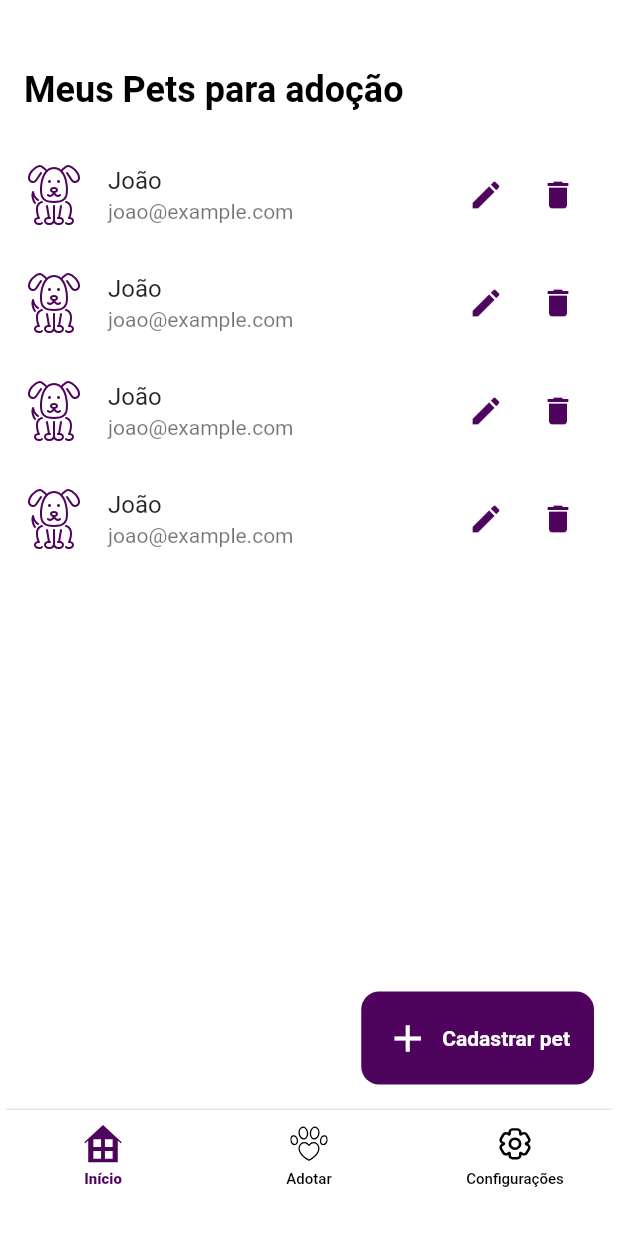
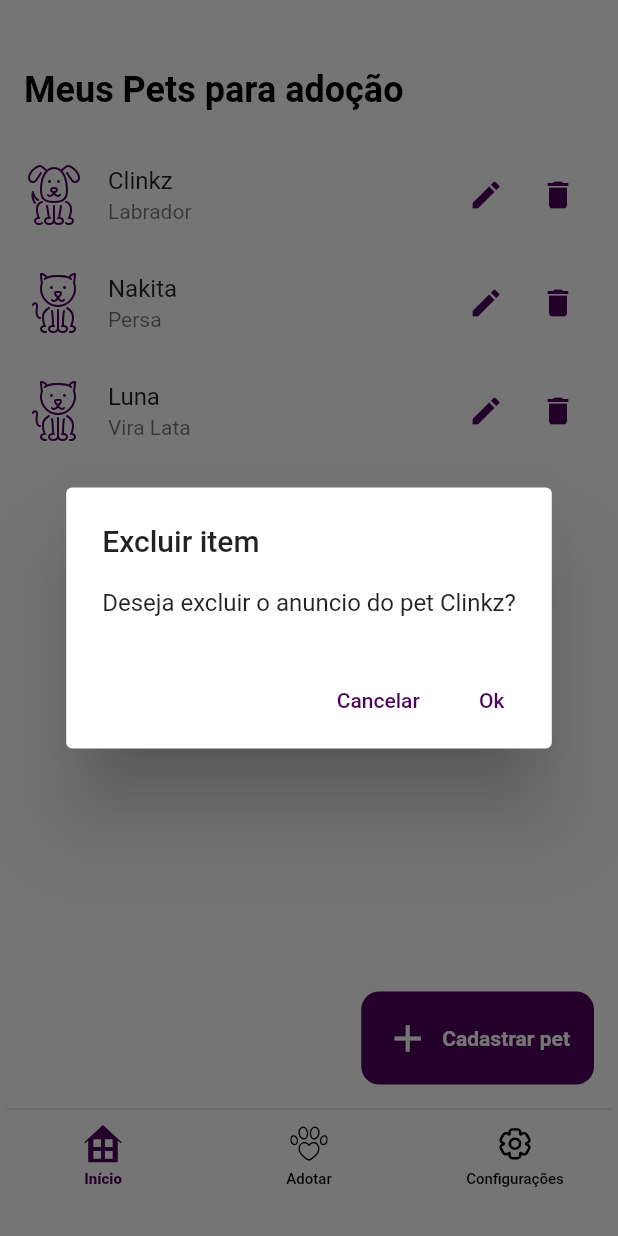
Before and after one commit to lucazbrandao/PetApp, a Flutter app: the PetAdoptionScreen screen opened by its route, after a tap on the "delete" icon, on a phone screen of 412 x 824 dp. Run offline on Flutter 3.47's test engine with Material 2 defaults, Android fonts, the phone set to English and light mode, and no system bars; our stand-ins replace cached_network_image, carousel_slider, dropdown_button2, flutter_modular, flutter_svg, image_picker and 1 more.

Commit message:
Implementando lista para PetAdoptionScreen

```diff
--- a/lib/controllers/home_controller.dart
+++ b/lib/controllers/home_controller.dart
@@ -13,7 +13,7 @@ class HomeController {
   set _filterPetList(value) => _pets.sink.add(value);
 
   final BehaviorSubject<List<PetCategoryType>> _petCategories =
-      BehaviorSubject<List<PetCategoryType>>.seeded(categ);
+      BehaviorSubject<List<PetCategoryType>>.seeded(petCategoryStaticList);
   get petCategories => _petCategories.stream;
 
   int _selectedPetCategoryIndex = 0;
--- /dev/null
+++ b/lib/model/user_pet_adoption_model.dart
@@ -0,0 +1,15 @@
+import 'package:petapp/model/pet_type.dart';
+
+class UserPetAdoptionModel {
+  final int advId;
+  final String name;
+  final String race;
+  final PetType type;
+
+  UserPetAdoptionModel({
+    required this.advId,
+    required this.name,
+    required this.race,
+    required this.type,
+  });
+}
--- a/lib/screens/pet_adoption_screen.dart
+++ b/lib/screens/pet_adoption_screen.dart
@@ -1,8 +1,12 @@
 import 'package:flutter/material.dart';
+import 'package:petapp/model/user_pet_adoption_model.dart';
 import 'package:petapp/screens/register_pet_bottomsheet.dart';
 import 'package:petapp/theme/color.dart';
 import 'package:petapp/theme/sizes.dart';
+import 'package:petapp/utils/data.dart';
 import 'package:petapp/widgets/list/pet_adoption_item.dart';
+
+import '../widgets/dialog/delete_confirmation_dialog.dart';
 
 class PetAdoptionScreen extends StatefulWidget {
   const PetAdoptionScreen({super.key});
@@ -12,6 +16,9 @@ class PetAdoptionScreen extends StatefulWidget {
 }
 
 class _PetAdoptionScreenState extends State<PetAdoptionScreen> {
+  final userPetAdoptionList =
+      List<UserPetAdoptionModel>.from(userPetAdoptionStaticList);
+
   @override
   Widget build(BuildContext context) {
     return Scaffold(
@@ -50,10 +57,28 @@ class _PetAdoptionScreenState extends State<PetAdoptionScreen> {
                 ),
               ),
               sizedBox20,
-              PetAdoptionItem(),
-              PetAdoptionItem(),
-              PetAdoptionItem(),
-              PetAdoptionItem(),
+              Expanded(
+                child: ListView.builder(
+                  shrinkWrap: true,
+                  itemCount: userPetAdoptionList.length,
+                  itemBuilder: (_, index) {
+                    return PetAdoptionItem(
+                      userPetAdoptionModel: userPetAdoptionList[index],
+                      onEdit: () {},
+                      onDelete: () {
+                        _showDeleteConfirmationDialog(
+                          petName: userPetAdoptionList[index].name,
+                          onConfirm: () {
+                            setState(() {
+                              userPetAdoptionList.removeAt(index);
+                            });
+                          },
+                        );
+                      },
+                    );
+                  },
+                ),
+              ),
             ],
           ),
         ),
@@ -80,4 +105,19 @@ class _PetAdoptionScreenState extends State<PetAdoptionScreen> {
       },
     );
   }
+
+  Future<bool?> _showDeleteConfirmationDialog({
+    required String petName,
+    required VoidCallback onConfirm,
+  }) {
+    return showDialog<bool>(
+      context: context,
+      builder: (BuildContext context) {
+        return DeleteConfirmationDialog(
+          petName: petName,
+          onConfirm: onConfirm,
+        );
+      },
+    );
+  }
 }
--- a/lib/screens/register_pet_bottomsheet.dart
+++ b/lib/screens/register_pet_bottomsheet.dart
@@ -26,8 +26,9 @@ class _RegisterPetBottomSheetState extends State<RegisterPetBottomSheet> {
   final listOptionsGender = ['Macho', 'Fêmea'];
   String? selectedOptionGender;
 
-  final listOptionsCategory =
-      categ.where((e) => e.category != PetCategory.all).toList();
+  final listOptionsCategory = petCategoryStaticList
+      .where((e) => e.category != PetCategory.all)
+      .toList();
   PetCategory? selectedOptionCategory;
 
   List<XFile>? _selectedImages;
--- a/lib/utils/data.dart
+++ b/lib/utils/data.dart
@@ -1,12 +1,13 @@
 import 'package:petapp/model/pet_model.dart';
 import 'package:petapp/model/pet_owner_model.dart';
 import 'package:petapp/model/pet_type.dart';
+import 'package:petapp/model/user_pet_adoption_model.dart';
 
 import '../model/pet_category_type.dart';
 
 var profile = "https://avatars.githubusercontent.com/u/32471055?v=4";
 
-List<PetCategoryType> categ = [
+List<PetCategoryType> petCategoryStaticList = [
   PetCategoryType(
     category: PetCategory.all,
     name: "Todos",
@@ -283,6 +284,27 @@ List petAdoptionList = [
   },
 ];
 
+List<UserPetAdoptionModel> userPetAdoptionStaticList = [
+  UserPetAdoptionModel(
+    advId: 7,
+    name: 'Clinkz',
+    race: 'Labrador',
+    type: PetType.dog,
+  ),
+  UserPetAdoptionModel(
+    advId: 8,
+    name: 'Nakita',
+    race: 'Persa',
+    type: PetType.cat,
+  ),
+  UserPetAdoptionModel(
+    advId: 9,
+    name: 'Luna',
+    race: 'Vira Lata',
+    type: PetType.cat,
+  ),
+];
+
 PetOwnerModel getPetOwnerByAdvId(String id) {
   return petAdoptionList.firstWhere((e) => e['id'] == int.parse(id))['owner'];
 }
--- /dev/null
+++ b/lib/widgets/dialog/delete_confirmation_dialog.dart
@@ -0,0 +1,43 @@
+import 'package:flutter/material.dart';
+import 'package:petapp/theme/color.dart';
+
+class DeleteConfirmationDialog extends StatelessWidget {
+  final String petName;
+  final Function onConfirm;
+
+  const DeleteConfirmationDialog(
+      {super.key, required this.petName, required this.onConfirm});
+
+  @override
+  Widget build(BuildContext context) {
+    return AlertDialog(
+      title: Text('Excluir item'),
+      content: Text('Deseja excluir o anuncio do pet $petName?'),
+      actions: [
+        TextButton(
+          child: Text(
+            'Cancelar',
+            style: TextStyle(
+              color: AppColor.secondary,
+            ),
+          ),
+          onPressed: () {
+            Navigator.of(context).pop();
+          },
+        ),
+        TextButton(
+          child: Text(
+            'Ok',
+            style: TextStyle(
+              color: AppColor.secondary,
+            ),
+          ),
+          onPressed: () {
+            onConfirm();
+            Navigator.of(context).pop();
+          },
+        ),
+      ],
+    );
+  }
+}
--- a/lib/widgets/list/pet_adoption_item.dart
+++ b/lib/widgets/list/pet_adoption_item.dart
@@ -1,9 +1,21 @@
 import 'package:flutter/material.dart';
 import 'package:flutter_svg/flutter_svg.dart';
+import 'package:petapp/model/user_pet_adoption_model.dart';
 import 'package:petapp/theme/color.dart';
 
+import '../../model/pet_type.dart';
+
 class PetAdoptionItem extends StatelessWidget {
-  const PetAdoptionItem({super.key});
+  final UserPetAdoptionModel userPetAdoptionModel;
+  final VoidCallback onEdit;
+  final VoidCallback onDelete;
+
+  const PetAdoptionItem({
+    super.key,
+    required this.userPetAdoptionModel,
+    required this.onEdit,
+    required this.onDelete,
+  });
 
   @override
   Widget build(BuildContext context) {
@@ -12,7 +24,7 @@ class PetAdoptionItem extends StatelessWidget {
       leading: CircleAvatar(
         backgroundColor: Colors.transparent,
         child: SvgPicture.asset(
-          'assets/icons/dog.svg',
+          _getSvgAssetFromPetType(userPetAdoptionModel.type),
           color: AppColor.secondary,
         ),
       ),
@@ -25,23 +37,37 @@ class PetAdoptionItem extends StatelessWidget {
               Icons.edit,
               color: AppColor.secondary,
             ),
-            onPressed: () {
-              // Ação de exclusão
-            },
+            onPressed: onEdit,
           ),
           IconButton(
             icon: Icon(
               Icons.delete,
               color: AppColor.secondary,
             ),
-            onPressed: () {
-              // Ação de exclusão
-            },
+            onPressed: onDelete,
           ),
         ],
       ),
-      title: Text('João'),
-      subtitle: Text('joao@example.com'),
+      title: Text(userPetAdoptionModel.name),
+      subtitle: Text(userPetAdoptionModel.race),
     );
   }
+
+  String _getSvgAssetFromPetType(PetType petType) {
+    const String baseAssetPath = 'assets/icons';
+    switch (petType) {
+      case PetType.dog:
+        return '$baseAssetPath/dog.svg';
+      case PetType.cat:
+        return '$baseAssetPath/cat.svg';
+      case PetType.fish:
+        return '$baseAssetPath/fish.svg';
+      case PetType.parrot:
+        return '$baseAssetPath/parrot.svg';
+      case PetType.turtle:
+        return '$baseAssetPath/turtle.svg';
+      case PetType.rabbit:
+        return '$baseAssetPath/rabbit.svg';
+    }
+  }
 }
```
